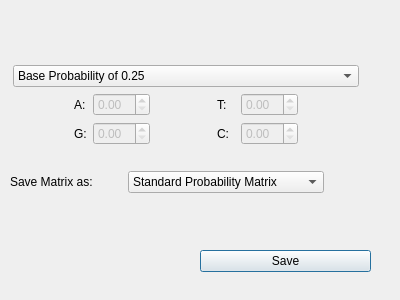
This is src/askBaseProb.ui in TaronSilver/genom as Qt 5 draws it before an edit. The edited form follows.
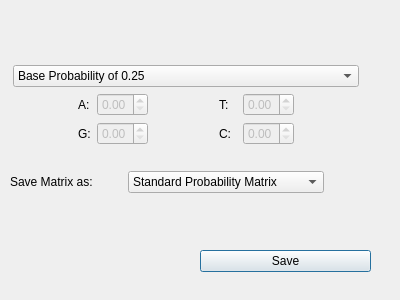
This is the edited form.

Commit message: Deleted a couple warnings. Modified so that I dont need to create short lived variables, and use instead constructor of my windows to reset their values.

Patch:
```diff
--- a/src/askBaseProb.ui
+++ b/src/askBaseProb.ui
@@ -28,6 +28,15 @@
       <property name="enabled">
        <bool>false</bool>
       </property>
+      <property name="prefix">
+       <string/>
+      </property>
+      <property name="maximum">
+       <double>1.000000000000000</double>
+      </property>
+      <property name="singleStep">
+       <double>0.100000000000000</double>
+      </property>
      </widget>
     </item>
     <item row="3" column="4">
@@ -42,6 +51,15 @@
       <property name="enabled">
        <bool>false</bool>
       </property>
+      <property name="prefix">
+       <string/>
+      </property>
+      <property name="maximum">
+       <double>1.000000000000000</double>
+      </property>
+      <property name="singleStep">
+       <double>0.100000000000000</double>
+      </property>
      </widget>
     </item>
     <item row="2" column="6">
@@ -49,6 +67,15 @@
       <property name="enabled">
        <bool>false</bool>
       </property>
+      <property name="prefix">
+       <string/>
+      </property>
+      <property name="maximum">
+       <double>1.000000000000000</double>
+      </property>
+      <property name="singleStep">
+       <double>0.100000000000000</double>
+      </property>
      </widget>
     </item>
     <item row="3" column="0">
@@ -129,6 +156,15 @@
       <property name="enabled">
        <bool>false</bool>
       </property>
+      <property name="prefix">
+       <string/>
+      </property>
+      <property name="maximum">
+       <double>1.000000000000000</double>
+      </property>
+      <property name="singleStep">
+       <double>0.100000000000000</double>
+      </property>
      </widget>
     </item>
     <item row="2" column="3">
```
The commit also changes 6 other files.
